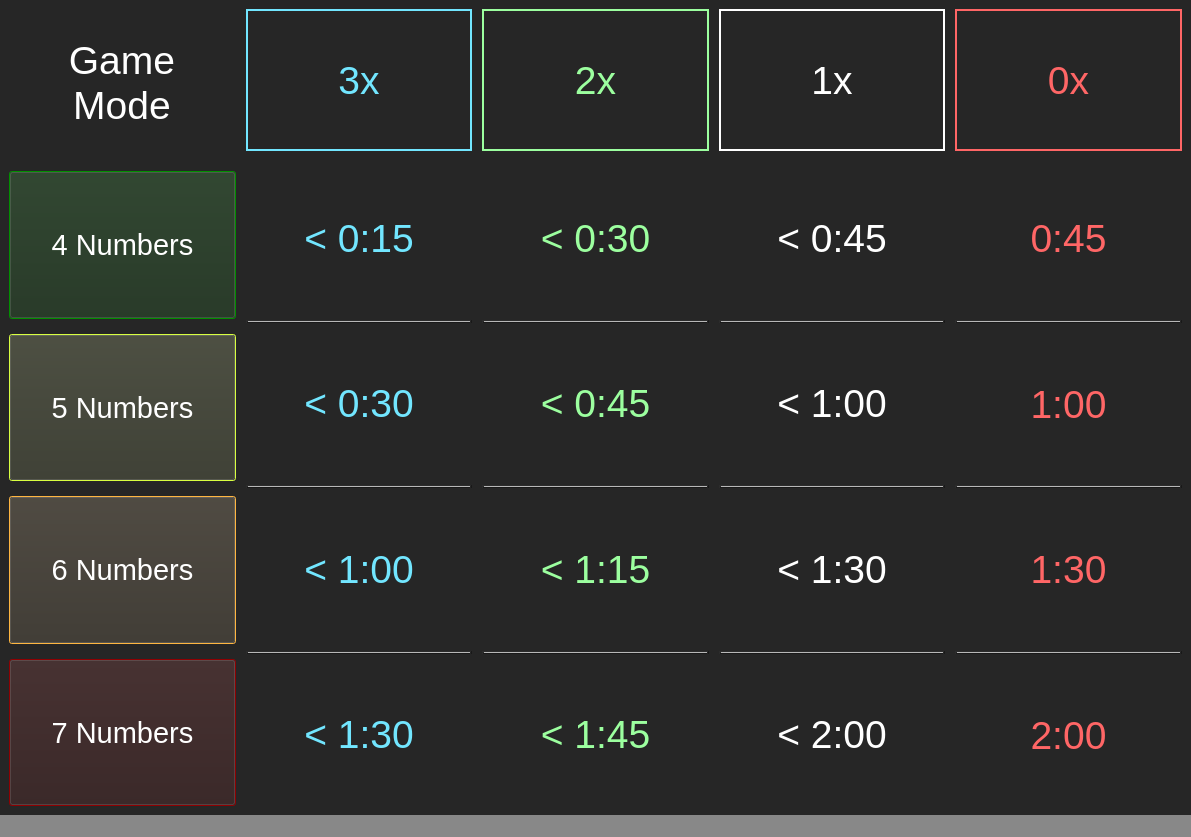
Above: interface/menuWindowUi.ui from JLBegin/JeuFSG before the change. Below: the same form after it.
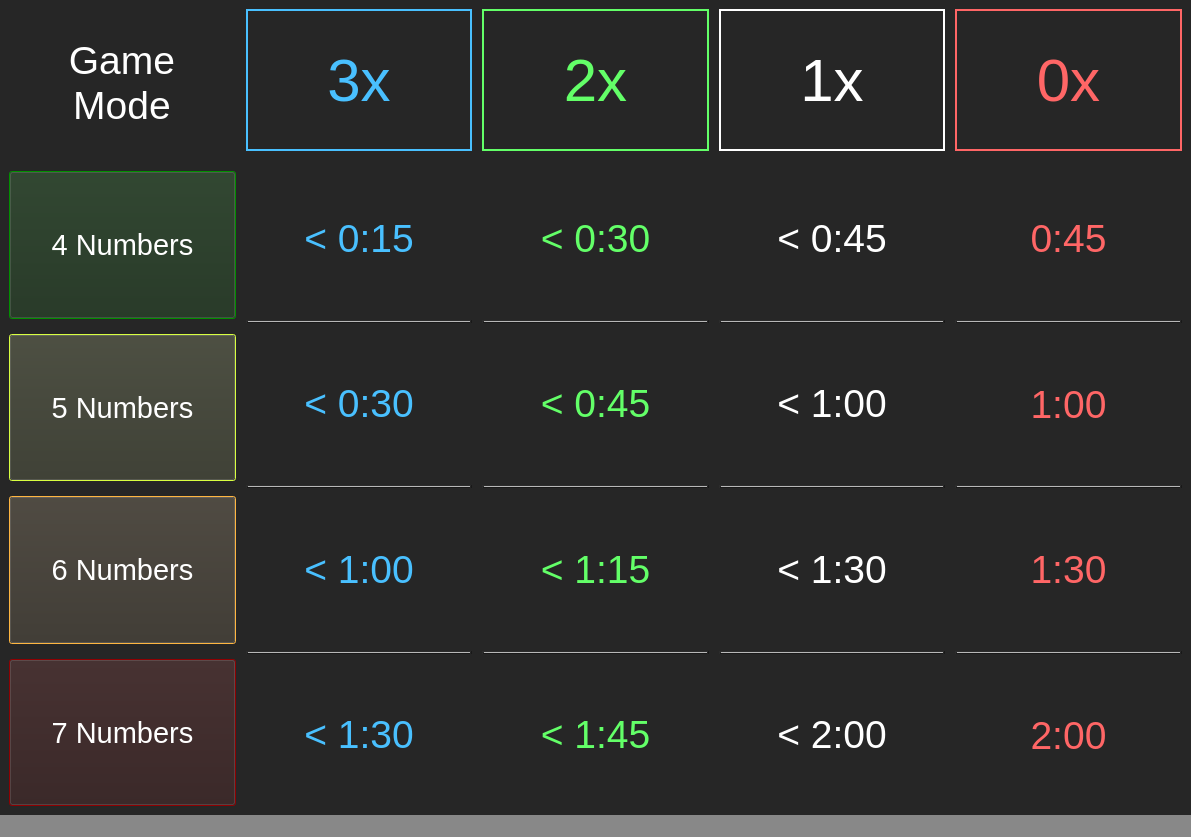
That is the form after the change.

Commit message: update with timer color

```diff
--- a/interface/menuWindowUi.ui
+++ b/interface/menuWindowUi.ui
@@ -1043,8 +1043,8 @@
              <colorrole role="WindowText">
               <brush brushstyle="SolidPattern">
                <color alpha="255">
-                <red>114</red>
-                <green>230</green>
+                <red>73</red>
+                <green>192</green>
                 <blue>255</blue>
                </color>
               </brush>
@@ -1099,8 +1099,8 @@
              <colorrole role="WindowText">
               <brush brushstyle="SolidPattern">
                <color alpha="255">
-                <red>114</red>
-                <green>230</green>
+                <red>73</red>
+                <green>192</green>
                 <blue>255</blue>
                </color>
               </brush>
@@ -1211,7 +1211,7 @@
           </property>
           <property name="font">
            <font>
-            <pointsize>29</pointsize>
+            <pointsize>45</pointsize>
            </font>
           </property>
           <property name="frameShape">
@@ -1249,8 +1249,8 @@
              <colorrole role="WindowText">
               <brush brushstyle="SolidPattern">
                <color alpha="255">
-                <red>114</red>
-                <green>230</green>
+                <red>73</red>
+                <green>192</green>
                 <blue>255</blue>
                </color>
               </brush>
@@ -1287,8 +1287,8 @@
              <colorrole role="WindowText">
               <brush brushstyle="SolidPattern">
                <color alpha="255">
-                <red>114</red>
-                <green>230</green>
+                <red>73</red>
+                <green>192</green>
                 <blue>255</blue>
                </color>
               </brush>
@@ -1404,8 +1404,8 @@
              <colorrole role="WindowText">
               <brush brushstyle="SolidPattern">
                <color alpha="255">
-                <red>114</red>
-                <green>230</green>
+                <red>73</red>
+                <green>192</green>
                 <blue>255</blue>
                </color>
               </brush>
@@ -1442,8 +1442,8 @@
              <colorrole role="WindowText">
               <brush brushstyle="SolidPattern">
                <color alpha="255">
-                <red>114</red>
-                <green>230</green>
+                <red>73</red>
+                <green>192</green>
                 <blue>255</blue>
                </color>
               </brush>
@@ -1553,8 +1553,8 @@
              <colorrole role="WindowText">
               <brush brushstyle="SolidPattern">
                <color alpha="255">
-                <red>114</red>
-                <green>230</green>
+                <red>73</red>
+                <green>192</green>
                 <blue>255</blue>
                </color>
               </brush>
@@ -1591,8 +1591,8 @@
              <colorrole role="WindowText">
               <brush brushstyle="SolidPattern">
                <color alpha="255">
-                <red>114</red>
-                <green>230</green>
+                <red>73</red>
+                <green>192</green>
                 <blue>255</blue>
                </color>
               </brush>
@@ -1702,8 +1702,8 @@
              <colorrole role="WindowText">
               <brush brushstyle="SolidPattern">
                <color alpha="255">
-                <red>114</red>
-                <green>230</green>
+                <red>73</red>
+                <green>192</green>
                 <blue>255</blue>
                </color>
               </brush>
@@ -1740,8 +1740,8 @@
              <colorrole role="WindowText">
               <brush brushstyle="SolidPattern">
                <color alpha="255">
-                <red>114</red>
-                <green>230</green>
+                <red>73</red>
+                <green>192</green>
                 <blue>255</blue>
                </color>
               </brush>
@@ -1842,9 +1842,9 @@
              <colorrole role="WindowText">
               <brush brushstyle="SolidPattern">
                <color alpha="255">
-                <red>156</red>
+                <red>99</red>
                 <green>255</green>
-                <blue>159</blue>
+                <blue>104</blue>
                </color>
               </brush>
              </colorrole>
@@ -1898,9 +1898,9 @@
              <colorrole role="WindowText">
               <brush brushstyle="SolidPattern">
                <color alpha="255">
-                <red>156</red>
+                <red>99</red>
                 <green>255</green>
-                <blue>159</blue>
+                <blue>104</blue>
                </color>
               </brush>
              </colorrole>
@@ -2010,7 +2010,7 @@
           </property>
           <property name="font">
            <font>
-            <pointsize>29</pointsize>
+            <pointsize>45</pointsize>
            </font>
           </property>
           <property name="frameShape">
@@ -2048,9 +2048,9 @@
              <colorrole role="WindowText">
               <brush brushstyle="SolidPattern">
                <color alpha="255">
-                <red>156</red>
+                <red>99</red>
                 <green>255</green>
-                <blue>159</blue>
+                <blue>104</blue>
                </color>
               </brush>
              </colorrole>
@@ -2086,9 +2086,9 @@
              <colorrole role="WindowText">
               <brush brushstyle="SolidPattern">
                <color alpha="255">
-                <red>156</red>
+                <red>99</red>
                 <green>255</green>
-                <blue>159</blue>
+                <blue>104</blue>
                </color>
               </brush>
              </colorrole>
@@ -2203,9 +2203,9 @@
              <colorrole role="WindowText">
               <brush brushstyle="SolidPattern">
                <color alpha="255">
-                <red>156</red>
+                <red>99</red>
                 <green>255</green>
-                <blue>159</blue>
+                <blue>104</blue>
                </color>
               </brush>
              </colorrole>
@@ -2241,9 +2241,9 @@
              <colorrole role="WindowText">
               <brush brushstyle="SolidPattern">
                <color alpha="255">
-                <red>156</red>
+                <red>99</red>
                 <green>255</green>
-                <blue>159</blue>
+                <blue>104</blue>
                </color>
               </brush>
              </colorrole>
@@ -2352,9 +2352,9 @@
              <colorrole role="WindowText">
               <brush brushstyle="SolidPattern">
                <color alpha="255">
-                <red>156</red>
+                <red>99</red>
                 <green>255</green>
-                <blue>159</blue>
+                <blue>104</blue>
                </color>
               </brush>
              </colorrole>
@@ -2390,9 +2390,9 @@
              <colorrole role="WindowText">
               <brush brushstyle="SolidPattern">
                <color alpha="255">
-                <red>156</red>
+                <red>99</red>
                 <green>255</green>
-                <blue>159</blue>
+                <blue>104</blue>
                </color>
               </brush>
              </colorrole>
@@ -2501,9 +2501,9 @@
              <colorrole role="WindowText">
               <brush brushstyle="SolidPattern">
                <color alpha="255">
-                <red>156</red>
+                <red>99</red>
                 <green>255</green>
-                <blue>159</blue>
+                <blue>104</blue>
                </color>
               </brush>
              </colorrole>
@@ -2539,9 +2539,9 @@
              <colorrole role="WindowText">
               <brush brushstyle="SolidPattern">
                <color alpha="255">
-                <red>156</red>
+                <red>99</red>
                 <green>255</green>
-                <blue>159</blue>
+                <blue>104</blue>
                </color>
               </brush>
              </colorrole>
@@ -2755,7 +2755,7 @@
           </property>
           <property name="font">
            <font>
-            <pointsize>29</pointsize>
+            <pointsize>45</pointsize>
            </font>
           </property>
           <property name="frameShape">
@@ -3554,7 +3554,7 @@
           </property>
           <property name="font">
            <font>
-            <pointsize>29</pointsize>
+            <pointsize>45</pointsize>
            </font>
           </property>
           <property name="frameShape">
```
The commit also changes 2 other files.
